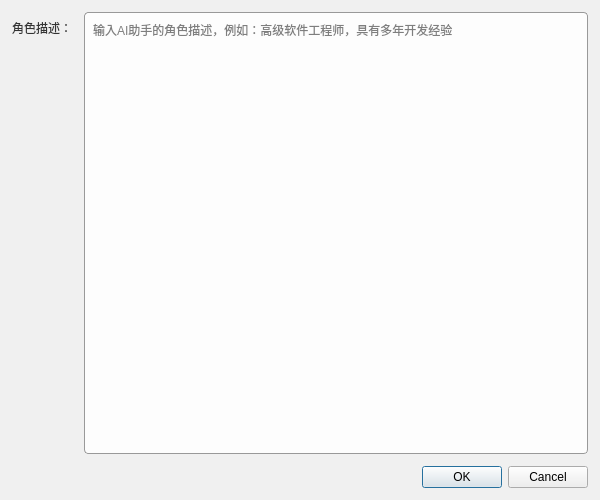
Before: the Qt Designer form ui/aiassistantconfigdialog.ui in zhaoliangcn/freeAIAssist, drawn with Qt 5.
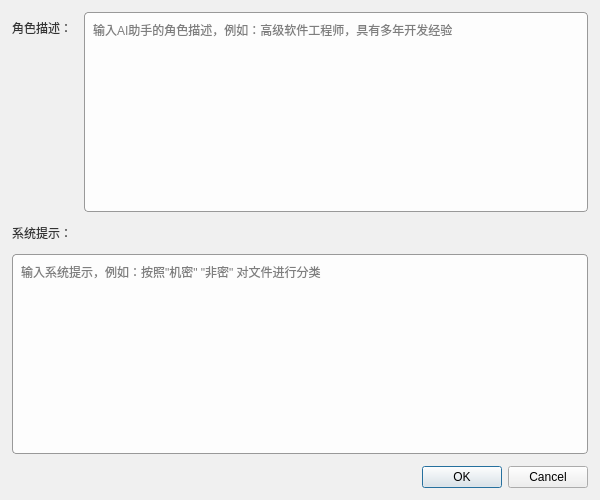
After: the same form once the commit is applied. Icons and pictures are not drawn.

Diff of the .ui file:
```diff
--- a/ui/aiassistantconfigdialog.ui
+++ b/ui/aiassistantconfigdialog.ui
@@ -77,6 +77,20 @@
      </item>
     </layout>
    </item>
+   <item>
+    <widget class="QLabel" name="labelSystemPrompt">
+     <property name="text">
+      <string>系统提示：</string>
+     </property>
+    </widget>
+   </item>
+   <item>
+    <widget class="QTextEdit" name="textEditSystemPrompt">
+     <property name="placeholderText">
+      <string>输入系统提示，例如：按照"机密" "非密" 对文件进行分类 </string>
+     </property>
+    </widget>
+   </item>
    <item>
     <widget class="QDialogButtonBox" name="buttonBox">
      <property name="orientation">
```
